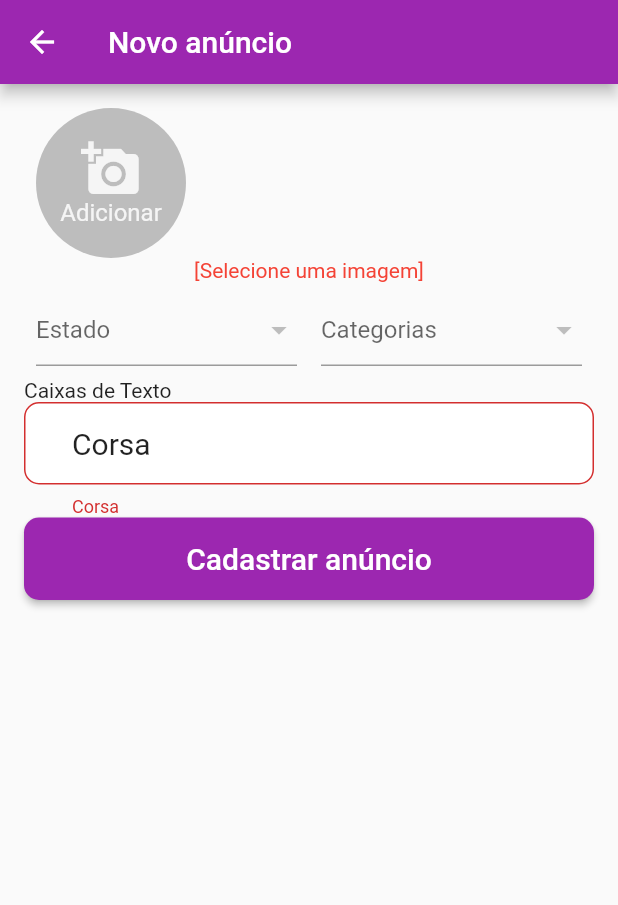
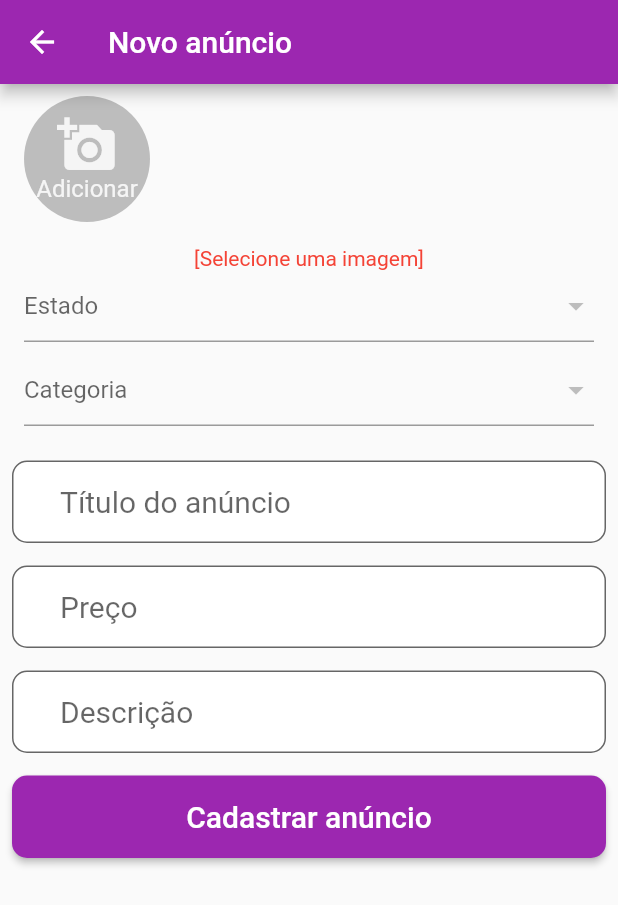
Before and after one commit to dev-marlonsantos/melhor-negocio, a Flutter app: the NewPost screen opened by its route, after a tap on "Cadastrar anúncio", on a phone screen of 412 x 824 dp. Shown: the top 905 px of the screen. Run offline on Flutter 3.47's test engine with Material 2 defaults, Android fonts, the phone set to English and light mode, and no system bars; our stand-ins replace brasil_fields, cloud_firestore, firebase_auth, firebase_core, image_picker; missing offline and left inert: validadores; accounts and stored records are empty; statements that could not run were skipped.

Commit message:
✨ 🐛 🔥 🎨  Correção de Bug e Refatoramentos

```diff
--- a/lib/views/login.dart
+++ b/lib/views/login.dart
@@ -41,7 +41,7 @@ class _LoginState extends State<Login> {
       _userLogin(user);
     } else {
       setState(() {
-        _errorMessage = "Campos de E-mail e Senha s�o obrigat�rios!";
+        _errorMessage = "Campos de E-mail e Senha são obrigatórios!";
       });
     }
   }
--- a/lib/views/new_post.dart
+++ b/lib/views/new_post.dart
@@ -1,6 +1,8 @@
 import 'dart:io';
+import 'dart:math';
 import 'package:brasil_fields/brasil_fields.dart';
 import 'package:flutter/material.dart';
+import 'package:flutter/services.dart';
 import 'package:melhor_negocio/views/widgets/custom_input.dart';
 import 'package:validadores/validadores.dart';
 import 'package:image_picker/image_picker.dart';
@@ -14,8 +16,10 @@ class NewPost extends StatefulWidget {
 }
 
 class _NewPostState extends State<NewPost> {
-  final TextEditingController _controllerTitle =
-      TextEditingController(text: "Corsa");
+  TextEditingController? _controllerTitle;
+  TextEditingController? _controllerPrice;
+  TextEditingController? _controllerDescription;
+
   final List<File> _imageList = [];
   final List<DropdownMenuItem<String>> _statesDropDownList = [];
   final List<DropdownMenuItem<String>> _categoriesDropDownList = [];
@@ -71,7 +75,7 @@ class _NewPostState extends State<NewPost> {
       ),
       body: SingleChildScrollView(
           child: Container(
-        padding: const EdgeInsets.all(16),
+        padding: const EdgeInsets.all(8),
         child: Form(
           key: _formKey,
           child: Column(
@@ -89,8 +93,8 @@ class _NewPostState extends State<NewPost> {
                               itemBuilder: (context, indice) {
                                 if (indice == _imageList.length) {
                                   return Padding(
-                                      padding: const EdgeInsets.symmetric(
-                                          horizontal: 8),
+                                      padding: const EdgeInsets.fromLTRB(
+                                          0, 0, 0, 16),
                                       child: GestureDetector(
                                         onTap: () {
                                           _imagePicker();
@@ -118,8 +122,8 @@ class _NewPostState extends State<NewPost> {
 
                                 if (_imageList.isNotEmpty) {
                                   return Padding(
-                                      padding: const EdgeInsets.symmetric(
-                                          horizontal: 8),
+                                      padding: const EdgeInsets.fromLTRB(
+                                          0, 0, 0, 16),
                                       child: GestureDetector(
                                           onTap: () {
                                             showDialog(
@@ -180,21 +184,16 @@ class _NewPostState extends State<NewPost> {
                   return null;
                 },
               ),
-              Row(
-                children: <Widget>[
-                  Expanded(
-                    child: Padding(
-                        padding: const EdgeInsets.all(8),
+              Padding(
+                  padding: const EdgeInsets.fromLTRB(8, 0, 8, 8),
                   child: DropdownButtonFormField(
                     hint: const Text("Estado"),
                     value: _selectedItemStates,
-                          style: const TextStyle(
-                              color: Colors.black, fontSize: 16),
+                    style: const TextStyle(color: Colors.black, fontSize: 16),
                     items: _statesDropDownList,
                     validator: (valor) {
                       return Validador()
-                                .add(Validar.OBRIGATORIO,
-                                    msg: "Campo obrigatório")
+                          .add(Validar.OBRIGATORIO, msg: "Campo obrigatório")
                           .valido(_selectedItemStates);
                     },
                     onChanged: (valor) {
@@ -203,20 +202,16 @@ class _NewPostState extends State<NewPost> {
                       });
                     },
                   )),
-                  ),
-                  Expanded(
-                    child: Padding(
-                        padding: const EdgeInsets.all(8),
+              Padding(
+                  padding: const EdgeInsets.fromLTRB(8, 0, 8, 8),
                   child: DropdownButtonFormField(
-                          hint: const Text("Categorias"),
+                    hint: const Text("Categoria"),
                     value: _selectedItemCategories,
-                          style: const TextStyle(
-                              color: Colors.black, fontSize: 16),
+                    style: const TextStyle(color: Colors.black, fontSize: 16),
                     items: _categoriesDropDownList,
                     validator: (valor) {
                       return Validador()
-                                .add(Validar.OBRIGATORIO,
-                                    msg: "Campo obrigatório")
+                          .add(Validar.OBRIGATORIO, msg: "Campo obrigatório")
                           .valido(_selectedItemCategories);
                     },
                     onChanged: (valor) {
@@ -225,11 +220,46 @@ class _NewPostState extends State<NewPost> {
                       });
                     },
                   )),
-                  )
+              Padding(
+                  padding: const EdgeInsets.only(bottom: 15, top: 15),
+                  child: CustomInput(
+                    controller: _controllerTitle,
+                    hint: "Título do anúncio",
+                    validator: (valor) {
+                      return Validador()
+                          .add(Validar.OBRIGATORIO, msg: "Campo obrigatório")
+                          .maxLength(50, msg: "Máximo de 50 caracteres")
+                          .valido(valor);
+                    },
+                  )),
+              Padding(
+                  padding: const EdgeInsets.only(bottom: 15),
+                  child: CustomInput(
+                    controller: _controllerPrice,
+                    hint: "Preço",
+                    type: TextInputType.number,
+                    inputFormatters: [
+                      FilteringTextInputFormatter.digitsOnly,
+                      CentavosInputFormatter(moeda: true)
                     ],
-              ),
-              const Text("Caixas de Texto"),
-              CustomInput(controller: _controllerTitle, hint: "Título"),
+                    validator: (valor) {
+                      return Validador()
+                          .add(Validar.OBRIGATORIO, msg: "Campo obrigatório")
+                          .valido(valor);
+                    },
+                  )),
+              Padding(
+                  padding: const EdgeInsets.only(bottom: 15),
+                  child: CustomInput(
+                    hint: "Descrição",
+                    controller: _controllerDescription,
+                    maxLines: null,
+                    validator: (String? value) {
+                      return Validador()
+                          .add(Validar.OBRIGATORIO, msg: "Campo obrigatório")
+                          .valido(value);
+                    },
+                  )),
               CustomButton(
                   text: "Cadastrar anúncio",
                   onPressed: () {
--- a/lib/views/register.dart
+++ b/lib/views/register.dart
@@ -137,6 +137,11 @@ class _RegisterState extends State<Register> {
                       controller: _controllerName,
                       hint: "Nome Completo",
                       type: TextInputType.text,
+                      validator: (value) {
+                        return Validador()
+                            .add(Validar.OBRIGATORIO, msg: "Campo obrigatório")
+                            .valido(value);
+                      },
                     )),
                 Padding(
                     padding: const EdgeInsets.fromLTRB(0, 0, 0, 8),
@@ -144,6 +149,11 @@ class _RegisterState extends State<Register> {
                       controller: _controllerEmail,
                       hint: "E-mail",
                       type: TextInputType.emailAddress,
+                      validator: (value) {
+                        return Validador()
+                            .add(Validar.OBRIGATORIO, msg: "Campo obrigatório")
+                            .valido(value);
+                      },
                     )),
                 Padding(
                     padding: const EdgeInsets.fromLTRB(0, 0, 0, 8),
@@ -152,6 +162,11 @@ class _RegisterState extends State<Register> {
                       hint: "Senha",
                       obscure: true,
                       type: TextInputType.visiblePassword,
+                      validator: (value) {
+                        return Validador()
+                            .add(Validar.OBRIGATORIO, msg: "Campo obrigatório")
+                            .valido(value);
+                      },
                     )),
                 Padding(
                     padding: const EdgeInsets.fromLTRB(0, 0, 0, 8),
@@ -160,19 +175,24 @@ class _RegisterState extends State<Register> {
                       hint: "Repita a Senha",
                       obscure: true,
                       type: TextInputType.visiblePassword,
+                      validator: (value) {
+                        return Validador()
+                            .add(Validar.OBRIGATORIO, msg: "Campo obrigatório")
+                            .valido(value);
+                      },
                     )),
                 Padding(
                     padding: const EdgeInsets.fromLTRB(0, 0, 0, 8),
                     child: CustomInput(
-                        controller: _controllerPhone,
-                        hint: "Número de Celular",
-                        type: TextInputType.phone,
-                        validator: (valor) {
-                          return Validador()
-                              .add(Validar.OBRIGATORIO,
-                                  msg: "Campo obrigatório")
-                              .valido(valor);
-                        })),
+                      controller: _controllerPhone,
+                      hint: "Número de Celular",
+                      type: TextInputType.phone,
+                      validator: (value) {
+                        return Validador()
+                            .add(Validar.OBRIGATORIO, msg: "Campo obrigatório")
+                            .valido(value);
+                      },
+                    )),
                 Padding(
                   padding: const EdgeInsets.fromLTRB(0, 0, 0, 8),
                   child: CustomButton(
--- a/lib/views/widgets/custom_input.dart
+++ b/lib/views/widgets/custom_input.dart
@@ -9,7 +9,7 @@ class CustomInput extends StatelessWidget {
   final TextInputType? type;
   final int? maxLines;
   final List<TextInputFormatter>? inputFormatters;
-  final Function(String)? validator;
+  final FormFieldValidator<String>? validator;
 
   const CustomInput(
       {Key? key,
@@ -31,7 +31,7 @@ class CustomInput extends StatelessWidget {
       autofocus: autofocus,
       keyboardType: type,
       inputFormatters: inputFormatters,
-      validator: (String? value) => value = value as String,
+      validator: validator,
       maxLines: maxLines,
       style: const TextStyle(fontSize: 20),
       decoration: InputDecoration(
```
Also changed, not shown: 1 other file. Lines whose indentation alone changed are shown as unchanged.
